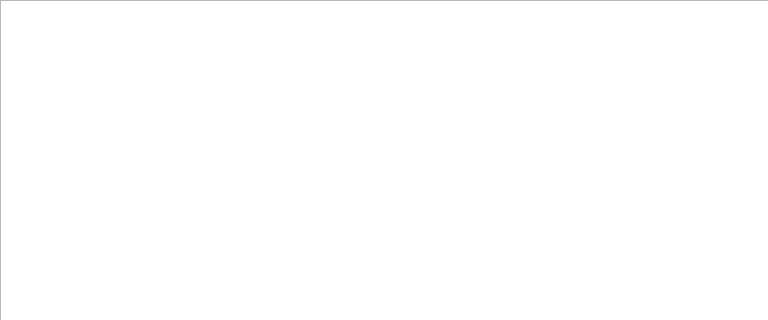
The window that mainwindow.ui (caiotbc/trabalho_final_ecop01) describes before a commit, drawn with Qt 5; both pictures show x 0 to 768 and y 0 to 320 of the 768 by 700 pixel window.
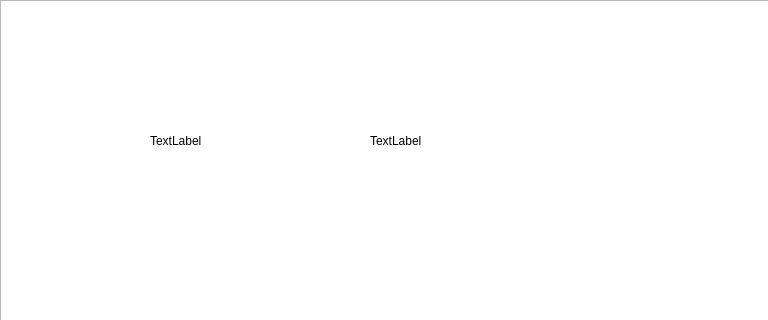
The same window after the commit.

Patch:
```diff
--- a/mainwindow.ui
+++ b/mainwindow.ui
@@ -135,6 +135,70 @@
      <string/>
     </property>
    </widget>
+   <widget class="QLabel" name="health_1">
+    <property name="geometry">
+     <rect>
+      <x>370</x>
+      <y>120</y>
+      <width>161</width>
+      <height>51</height>
+     </rect>
+    </property>
+    <property name="text">
+     <string/>
+    </property>
+   </widget>
+   <widget class="QLabel" name="nome_poke_7">
+    <property name="geometry">
+     <rect>
+      <x>150</x>
+      <y>80</y>
+      <width>491</width>
+      <height>121</height>
+     </rect>
+    </property>
+    <property name="text">
+     <string>TextLabel</string>
+    </property>
+   </widget>
+   <widget class="QLabel" name="nome_poke_8">
+    <property name="geometry">
+     <rect>
+      <x>370</x>
+      <y>80</y>
+      <width>271</width>
+      <height>121</height>
+     </rect>
+    </property>
+    <property name="text">
+     <string>TextLabel</string>
+    </property>
+   </widget>
+   <widget class="QLabel" name="victory">
+    <property name="geometry">
+     <rect>
+      <x>340</x>
+      <y>290</y>
+      <width>82</width>
+      <height>26</height>
+     </rect>
+    </property>
+    <property name="minimumSize">
+     <size>
+      <width>82</width>
+      <height>26</height>
+     </size>
+    </property>
+    <property name="maximumSize">
+     <size>
+      <width>82</width>
+      <height>26</height>
+     </size>
+    </property>
+    <property name="text">
+     <string/>
+    </property>
+   </widget>
   </widget>
   <widget class="QMenuBar" name="menubar">
    <property name="geometry">
```
